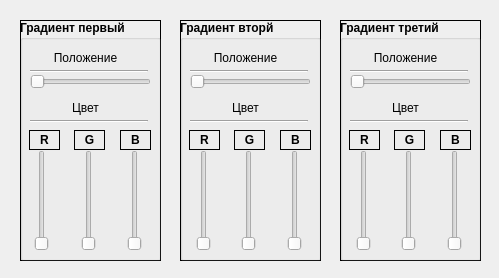
Above: style.ui from KeyGen/Teach-word before the change. Below: the same form after it.
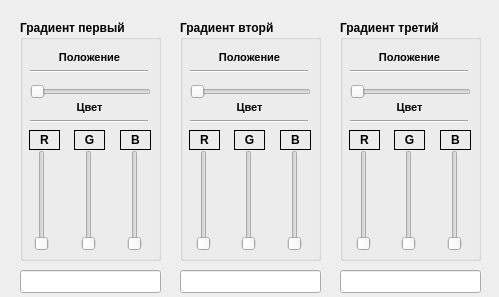
That is the form after the change.

```diff
--- a/style.ui
+++ b/style.ui
@@ -7,7 +7,7 @@
     <x>0</x>
     <y>0</y>
     <width>499</width>
-    <height>278</height>
+    <height>297</height>
    </rect>
   </property>
   <property name="windowTitle">
@@ -16,14 +16,14 @@
   <widget class="QLabel" name="label_background_1">
    <property name="geometry">
     <rect>
-     <x>20</x>
-     <y>20</y>
-     <width>141</width>
-     <height>241</height>
+     <x>21</x>
+     <y>41</y>
+     <width>139</width>
+     <height>216</height>
     </rect>
    </property>
    <property name="frameShape">
-    <enum>QFrame::Box</enum>
+    <enum>QFrame::NoFrame</enum>
    </property>
    <property name="text">
     <string/>
@@ -33,13 +33,13 @@
    <property name="geometry">
     <rect>
      <x>180</x>
-     <y>20</y>
+     <y>41</y>
      <width>141</width>
-     <height>241</height>
+     <height>216</height>
     </rect>
    </property>
    <property name="frameShape">
-    <enum>QFrame::Box</enum>
+    <enum>QFrame::NoFrame</enum>
    </property>
    <property name="text">
     <string/>
@@ -48,14 +48,14 @@
   <widget class="QLabel" name="label_background_3">
    <property name="geometry">
     <rect>
-     <x>340</x>
-     <y>20</y>
-     <width>141</width>
-     <height>241</height>
+     <x>341</x>
+     <y>41</y>
+     <width>139</width>
+     <height>216</height>
     </rect>
    </property>
    <property name="frameShape">
-    <enum>QFrame::Box</enum>
+    <enum>QFrame::NoFrame</enum>
    </property>
    <property name="text">
     <string/>
@@ -82,21 +82,31 @@
    <widget class="QLabel" name="label_position_one">
     <property name="geometry">
      <rect>
-      <x>30</x>
+      <x>34</x>
       <y>30</y>
       <width>71</width>
       <height>16</height>
      </rect>
     </property>
+    <property name="font">
+     <font>
+      <weight>75</weight>
+      <bold>true</bold>
+     </font>
+    </property>
     <property name="text">
-     <string>&lt;html&gt;&lt;head/&gt;&lt;body&gt;&lt;p align=&quot;center&quot;&gt;&lt;span style=&quot; font-weight:400;&quot;&gt;Положение&lt;/span&gt;&lt;/p&gt;&lt;/body&gt;&lt;/html&gt;</string>
+     <string>&lt;!DOCTYPE HTML PUBLIC &quot;-//W3C//DTD HTML 4.0//EN&quot; &quot;http://www.w3.org/TR/REC-html40/strict.dtd&quot;&gt;
+&lt;html&gt;&lt;head&gt;&lt;meta name=&quot;qrichtext&quot; content=&quot;1&quot; /&gt;&lt;style type=&quot;text/css&quot;&gt;
+p, li { white-space: pre-wrap; }
+&lt;/style&gt;&lt;/head&gt;&lt;body style=&quot; font-family:'MS Shell Dlg 2'; font-size:8.25pt; font-weight:600; font-style:normal;&quot;&gt;
+&lt;p align=&quot;center&quot; style=&quot; margin-top:12px; margin-bottom:12px; margin-left:0px; margin-right:0px; -qt-block-indent:0; text-indent:0px;&quot;&gt;Положение&lt;/p&gt;&lt;/body&gt;&lt;/html&gt;</string>
     </property>
    </widget>
    <widget class="QSlider" name="slider_position_one">
     <property name="geometry">
      <rect>
       <x>10</x>
-      <y>50</y>
+      <y>60</y>
       <width>121</width>
       <height>23</height>
      </rect>
@@ -111,14 +121,18 @@
    <widget class="QLabel" name="label_color_gr_one">
     <property name="geometry">
      <rect>
-      <x>30</x>
+      <x>34</x>
       <y>80</y>
       <width>71</width>
       <height>16</height>
      </rect>
     </property>
     <property name="text">
-     <string>&lt;html&gt;&lt;head/&gt;&lt;body&gt;&lt;p align=&quot;center&quot;&gt;&lt;span style=&quot; font-weight:400;&quot;&gt;Цвет&lt;/span&gt;&lt;/p&gt;&lt;/body&gt;&lt;/html&gt;</string>
+     <string>&lt;!DOCTYPE HTML PUBLIC &quot;-//W3C//DTD HTML 4.0//EN&quot; &quot;http://www.w3.org/TR/REC-html40/strict.dtd&quot;&gt;
+&lt;html&gt;&lt;head&gt;&lt;meta name=&quot;qrichtext&quot; content=&quot;1&quot; /&gt;&lt;style type=&quot;text/css&quot;&gt;
+p, li { white-space: pre-wrap; }
+&lt;/style&gt;&lt;/head&gt;&lt;body style=&quot; font-family:'MS Shell Dlg 2'; font-size:8.25pt; font-weight:600; font-style:normal;&quot;&gt;
+&lt;p align=&quot;center&quot; style=&quot; margin-top:12px; margin-bottom:12px; margin-left:0px; margin-right:0px; -qt-block-indent:0; text-indent:0px;&quot;&gt;Цвет&lt;/p&gt;&lt;/body&gt;&lt;/html&gt;</string>
     </property>
    </widget>
    <widget class="QSlider" name="sliderOneR">
@@ -274,21 +288,25 @@
    <widget class="QLabel" name="label_position_three">
     <property name="geometry">
      <rect>
-      <x>30</x>
+      <x>34</x>
       <y>30</y>
       <width>71</width>
       <height>16</height>
      </rect>
     </property>
     <property name="text">
-     <string>&lt;html&gt;&lt;head/&gt;&lt;body&gt;&lt;p align=&quot;center&quot;&gt;&lt;span style=&quot; font-weight:400;&quot;&gt;Положение&lt;/span&gt;&lt;/p&gt;&lt;/body&gt;&lt;/html&gt;</string>
+     <string>&lt;!DOCTYPE HTML PUBLIC &quot;-//W3C//DTD HTML 4.0//EN&quot; &quot;http://www.w3.org/TR/REC-html40/strict.dtd&quot;&gt;
+&lt;html&gt;&lt;head&gt;&lt;meta name=&quot;qrichtext&quot; content=&quot;1&quot; /&gt;&lt;style type=&quot;text/css&quot;&gt;
+p, li { white-space: pre-wrap; }
+&lt;/style&gt;&lt;/head&gt;&lt;body style=&quot; font-family:'MS Shell Dlg 2'; font-size:8.25pt; font-weight:600; font-style:normal;&quot;&gt;
+&lt;p align=&quot;center&quot; style=&quot; margin-top:12px; margin-bottom:12px; margin-left:0px; margin-right:0px; -qt-block-indent:0; text-indent:0px;&quot;&gt;Положение&lt;/p&gt;&lt;/body&gt;&lt;/html&gt;</string>
     </property>
    </widget>
    <widget class="QSlider" name="slider_position_three">
     <property name="geometry">
      <rect>
       <x>10</x>
-      <y>50</y>
+      <y>60</y>
       <width>121</width>
       <height>23</height>
      </rect>
@@ -303,14 +321,18 @@
    <widget class="QLabel" name="label_color_gr_three">
     <property name="geometry">
      <rect>
-      <x>30</x>
+      <x>34</x>
       <y>80</y>
       <width>71</width>
       <height>16</height>
      </rect>
     </property>
     <property name="text">
-     <string>&lt;html&gt;&lt;head/&gt;&lt;body&gt;&lt;p align=&quot;center&quot;&gt;&lt;span style=&quot; font-weight:400;&quot;&gt;Цвет&lt;/span&gt;&lt;/p&gt;&lt;/body&gt;&lt;/html&gt;</string>
+     <string>&lt;!DOCTYPE HTML PUBLIC &quot;-//W3C//DTD HTML 4.0//EN&quot; &quot;http://www.w3.org/TR/REC-html40/strict.dtd&quot;&gt;
+&lt;html&gt;&lt;head&gt;&lt;meta name=&quot;qrichtext&quot; content=&quot;1&quot; /&gt;&lt;style type=&quot;text/css&quot;&gt;
+p, li { white-space: pre-wrap; }
+&lt;/style&gt;&lt;/head&gt;&lt;body style=&quot; font-family:'MS Shell Dlg 2'; font-size:8.25pt; font-weight:600; font-style:normal;&quot;&gt;
+&lt;p align=&quot;center&quot; style=&quot; margin-top:12px; margin-bottom:12px; margin-left:0px; margin-right:0px; -qt-block-indent:0; text-indent:0px;&quot;&gt;Цвет&lt;/p&gt;&lt;/body&gt;&lt;/html&gt;</string>
     </property>
    </widget>
    <widget class="Line" name="lineThree_1">
@@ -466,21 +488,32 @@
    <widget class="QLabel" name="label_position_two">
     <property name="geometry">
      <rect>
-      <x>30</x>
+      <x>34</x>
       <y>30</y>
       <width>71</width>
       <height>16</height>
      </rect>
     </property>
+    <property name="font">
+     <font>
+      <pointsize>8</pointsize>
+      <weight>75</weight>
+      <bold>true</bold>
+     </font>
+    </property>
     <property name="text">
-     <string>&lt;html&gt;&lt;head/&gt;&lt;body&gt;&lt;p align=&quot;center&quot;&gt;&lt;span style=&quot; font-weight:400;&quot;&gt;Положение&lt;/span&gt;&lt;/p&gt;&lt;/body&gt;&lt;/html&gt;</string>
+     <string>&lt;!DOCTYPE HTML PUBLIC &quot;-//W3C//DTD HTML 4.0//EN&quot; &quot;http://www.w3.org/TR/REC-html40/strict.dtd&quot;&gt;
+&lt;html&gt;&lt;head&gt;&lt;meta name=&quot;qrichtext&quot; content=&quot;1&quot; /&gt;&lt;style type=&quot;text/css&quot;&gt;
+p, li { white-space: pre-wrap; }
+&lt;/style&gt;&lt;/head&gt;&lt;body style=&quot; font-family:'MS Shell Dlg 2'; font-size:8pt; font-weight:600; font-style:normal;&quot;&gt;
+&lt;p align=&quot;center&quot; style=&quot; margin-top:12px; margin-bottom:12px; margin-left:0px; margin-right:0px; -qt-block-indent:0; text-indent:0px;&quot;&gt;Положение&lt;/p&gt;&lt;/body&gt;&lt;/html&gt;</string>
     </property>
    </widget>
    <widget class="QSlider" name="slider_position_two">
     <property name="geometry">
      <rect>
       <x>10</x>
-      <y>50</y>
+      <y>60</y>
       <width>121</width>
       <height>23</height>
      </rect>
@@ -495,14 +528,18 @@
    <widget class="QLabel" name="label_color_gr_two">
     <property name="geometry">
      <rect>
-      <x>30</x>
+      <x>34</x>
       <y>80</y>
       <width>71</width>
       <height>16</height>
      </rect>
     </property>
     <property name="text">
-     <string>&lt;html&gt;&lt;head/&gt;&lt;body&gt;&lt;p align=&quot;center&quot;&gt;&lt;span style=&quot; font-weight:400;&quot;&gt;Цвет&lt;/span&gt;&lt;/p&gt;&lt;/body&gt;&lt;/html&gt;</string>
+     <string>&lt;!DOCTYPE HTML PUBLIC &quot;-//W3C//DTD HTML 4.0//EN&quot; &quot;http://www.w3.org/TR/REC-html40/strict.dtd&quot;&gt;
+&lt;html&gt;&lt;head&gt;&lt;meta name=&quot;qrichtext&quot; content=&quot;1&quot; /&gt;&lt;style type=&quot;text/css&quot;&gt;
+p, li { white-space: pre-wrap; }
+&lt;/style&gt;&lt;/head&gt;&lt;body style=&quot; font-family:'MS Shell Dlg 2'; font-size:8.25pt; font-weight:600; font-style:normal;&quot;&gt;
+&lt;p align=&quot;center&quot; style=&quot; margin-top:12px; margin-bottom:12px; margin-left:0px; margin-right:0px; -qt-block-indent:0; text-indent:0px;&quot;&gt;Цвет&lt;/p&gt;&lt;/body&gt;&lt;/html&gt;</string>
     </property>
    </widget>
    <widget class="Line" name="lineTwo_1">
@@ -637,6 +674,45 @@
     </property>
    </widget>
   </widget>
+  <widget class="QLineEdit" name="lineEditOne">
+   <property name="geometry">
+    <rect>
+     <x>20</x>
+     <y>270</y>
+     <width>141</width>
+     <height>23</height>
+    </rect>
+   </property>
+   <property name="alignment">
+    <set>Qt::AlignCenter</set>
+   </property>
+  </widget>
+  <widget class="QLineEdit" name="lineEditTwo">
+   <property name="geometry">
+    <rect>
+     <x>180</x>
+     <y>270</y>
+     <width>141</width>
+     <height>23</height>
+    </rect>
+   </property>
+   <property name="alignment">
+    <set>Qt::AlignCenter</set>
+   </property>
+  </widget>
+  <widget class="QLineEdit" name="lineEdit_Three">
+   <property name="geometry">
+    <rect>
+     <x>340</x>
+     <y>270</y>
+     <width>141</width>
+     <height>23</height>
+    </rect>
+   </property>
+   <property name="alignment">
+    <set>Qt::AlignCenter</set>
+   </property>
+  </widget>
  </widget>
  <resources/>
  <connections/>
```
